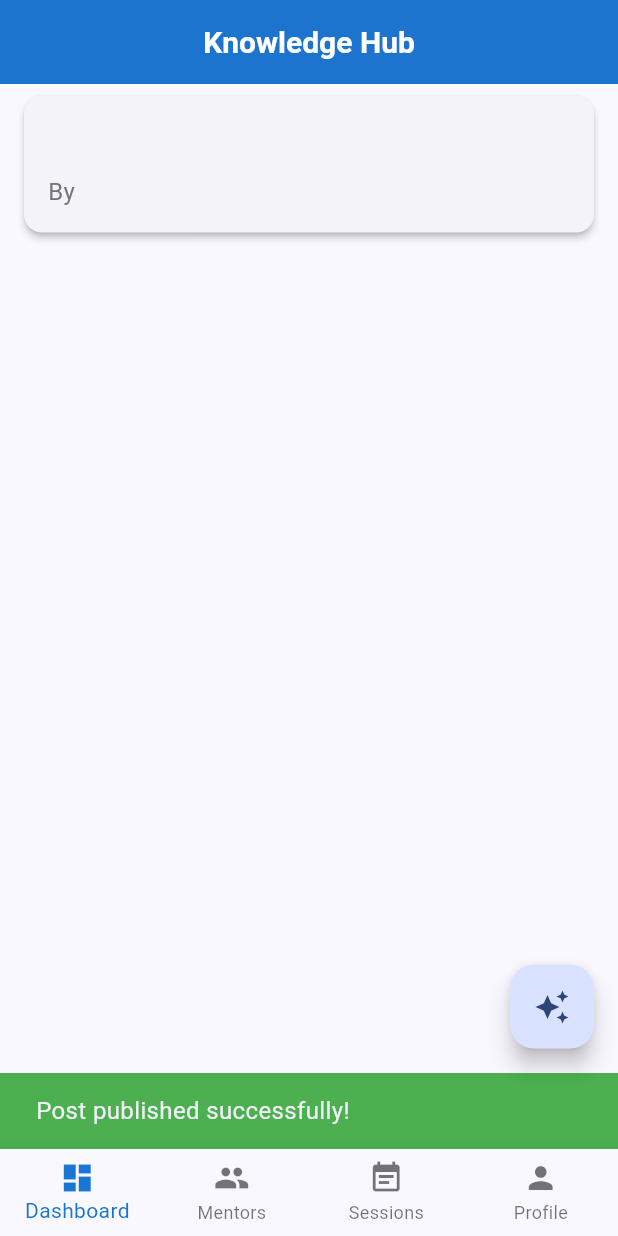
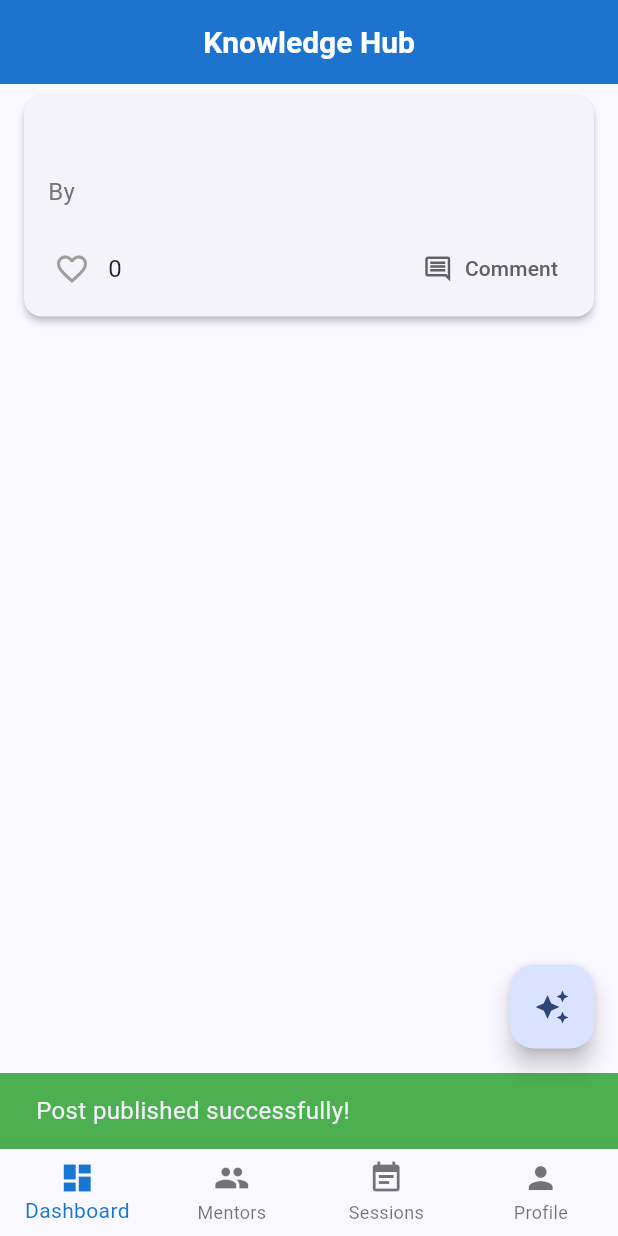
Before and after one commit to AbdullahRFA/campus_guardian, a Flutter app: the AddPostScreen screen opened by its route, after a tap on "Publish Post", on a phone screen of 412 x 824 dp. Run offline on Flutter 3.47's test engine with Material 3 defaults, Android fonts, the phone set to English and light mode, and no system bars; our stand-ins replace cloud_firestore, file_picker, firebase_auth, firebase_core, firebase_storage, flutter_dotenv and 4 more; missing offline and left inert: gpt_markdown; accounts and stored records are empty.

Commit message:
Update the PostCard UI:
let's add the like button, count, and comment button to the card.

Signed-off-by: AbdullahRFA <shakibrybmn@gmail.com>

```diff
--- a/lib/features/microtalks/models/post.dart
+++ b/lib/features/microtalks/models/post.dart
@@ -4,10 +4,11 @@ import 'package:cloud_firestore/cloud_firestore.dart';
 class Post {
   final String id;
   final String title;
-  final String description; // The main content of the post
+  final String description;
   final String speakerName;
   final String thumbnailUrl;
   final Timestamp createdAt;
+  final List<String> likes; // NEW: List of user IDs who liked the post
 
   const Post({
     required this.id,
@@ -16,6 +17,7 @@ class Post {
     required this.speakerName,
     required this.thumbnailUrl,
     required this.createdAt,
+    required this.likes, // NEW: Add to constructor
   });
 
   factory Post.fromFirestore(DocumentSnapshot doc) {
@@ -27,6 +29,7 @@ class Post {
       speakerName: data['speakerName'] ?? 'Unknown Author',
       thumbnailUrl: data['thumbnailUrl'] ?? '',
       createdAt: data['createdAt'] ?? Timestamp.now(),
+      likes: List<String>.from(data['likes'] ?? []), // NEW: Get likes from Firestore
     );
   }
 }
--- a/lib/features/microtalks/widgets/post_card.dart
+++ b/lib/features/microtalks/widgets/post_card.dart
@@ -2,6 +2,8 @@
 import 'package:flutter/material.dart';
 import 'package:go_router/go_router.dart';
 import '../models/post.dart';
+import 'package:firebase_auth/firebase_auth.dart';
+import 'package:campus_guardian/services/database_service.dart'; // Import DatabaseService
 
 class PostCard extends StatelessWidget {
   final Post post;
@@ -10,27 +12,31 @@ class PostCard extends StatelessWidget {
   @override
   Widget build(BuildContext context) {
     final theme = Theme.of(context);
+    final currentUserId = FirebaseAuth.instance.currentUser?.uid; // Use nullable uid
+    final bool isLiked = currentUserId != null && post.likes.contains(currentUserId);
+
     return Card(
       elevation: 2.0,
       margin: const EdgeInsets.symmetric(horizontal: 16.0, vertical: 8.0),
       shape: RoundedRectangleBorder(borderRadius: BorderRadius.circular(12)),
       clipBehavior: Clip.antiAlias,
-      child: InkWell(
+      child: Column( // Wrap InkWell content in a Column
+        crossAxisAlignment: CrossAxisAlignment.start,
+        children: [
+          // Make only the top part (image + text) tappable for navigation
+          InkWell(
             onTap: () {
-          // Navigate to a detail screen to read the full post
               context.go('/app/posts/${post.id}', extra: post);
             },
             child: Column(
               crossAxisAlignment: CrossAxisAlignment.start,
               children: [
-            // Show thumbnail if a URL is provided
                 if (post.thumbnailUrl.isNotEmpty)
                   Image.network(
                     post.thumbnailUrl,
                     height: 180,
                     width: double.infinity,
                     fit: BoxFit.cover,
-                // Add error handling for bad URLs
                     errorBuilder: (context, error, stackTrace) {
                       return Container(
                         height: 180,
@@ -39,7 +45,6 @@ class PostCard extends StatelessWidget {
                       );
                     },
                   ),
-            // Post details
                 Padding(
                   padding: const EdgeInsets.all(16.0),
                   child: Column(
@@ -62,6 +67,52 @@ class PostCard extends StatelessWidget {
               ],
             ),
           ),
+          // --- NEW: Action Bar ---
+          Padding(
+            padding: const EdgeInsets.symmetric(horizontal: 8.0),
+            child: Row(
+              mainAxisAlignment: MainAxisAlignment.spaceBetween,
+              children: [
+                Row(
+                  children: [
+                    IconButton(
+                      icon: Icon(
+                        isLiked ? Icons.favorite : Icons.favorite_border,
+                        color: isLiked ? Colors.red : Colors.grey,
+                      ),
+                      onPressed: () {
+                        // Only allow logged-in users to like
+                        if (currentUserId != null) {
+                          DatabaseService().togglePostLike(post.id, currentUserId);
+                        } else {
+                          // Optional: Show a message asking the user to log in
+                          ScaffoldMessenger.of(context).showSnackBar(
+                            const SnackBar(content: Text('Please log in to like posts.')),
+                          );
+                        }
+                      },
+                      tooltip: isLiked ? 'Unlike' : 'Like',
+                    ),
+                    Text('${post.likes.length}'), // Display like count
+                  ],
+                ),
+                TextButton.icon(
+                  icon: Icon(Icons.comment_outlined, size: 20, color: Colors.grey[700]),
+                  label: Text(
+                    'Comment', // We can add comment count later
+                    style: TextStyle(color: Colors.grey[700]),
+                  ),
+                  onPressed: () {
+                    // Navigate to the detail screen (where comments will be)
+                    context.go('/app/posts/${post.id}', extra: post);
+                  },
+                ),
+              ],
+            ),
+          ),
+          const SizedBox(height: 8), // Add a little spacing at the bottom
+        ],
+      ),
     );
   }
 }
```
Lines whose indentation alone changed are shown as unchanged.
